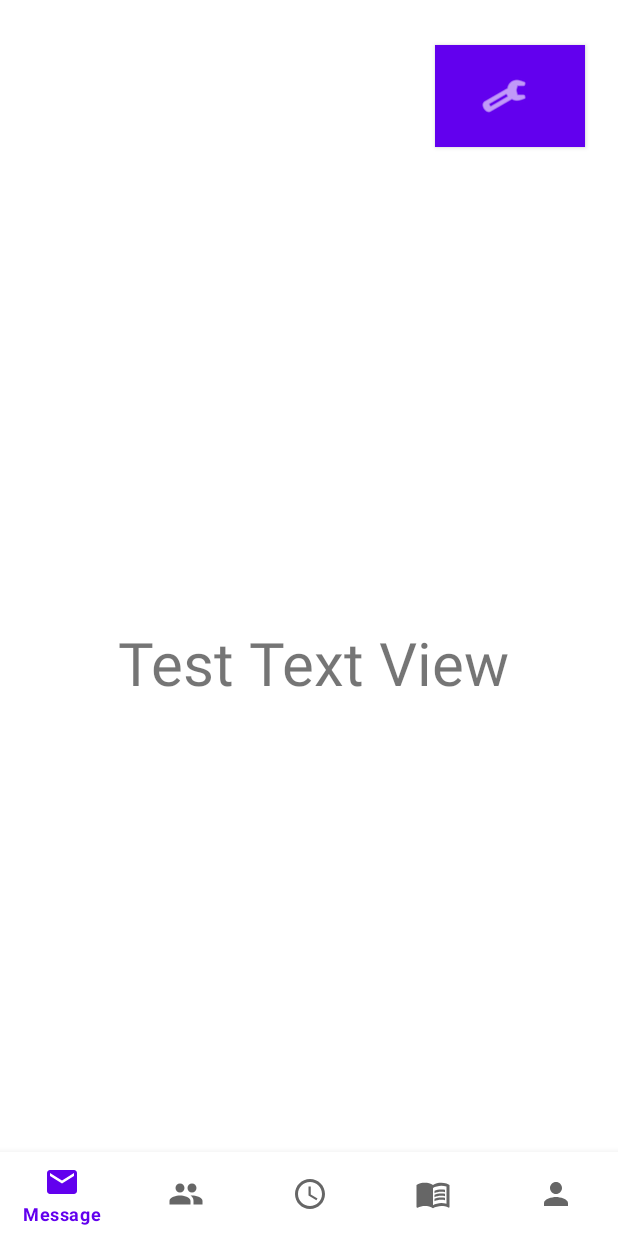
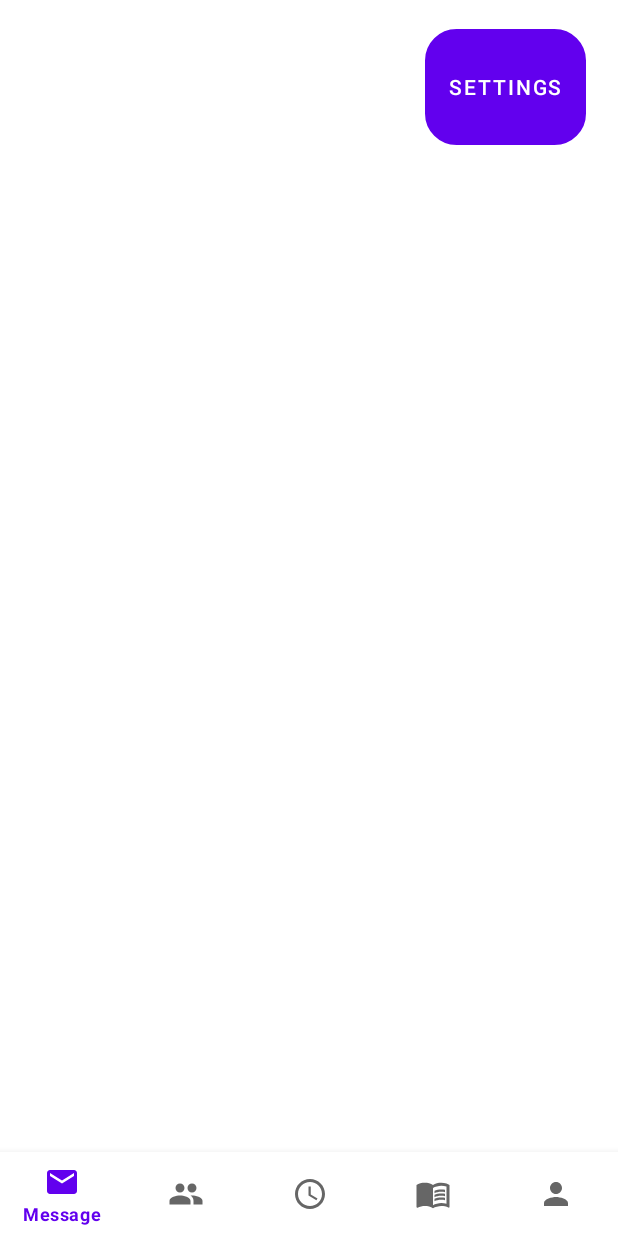
Before and after one commit to trelans/UnionApp, an Android app: the screen it shows after launch (MainActivity), on a phone screen of 412 x 824 dp. Run offline under Robolectric (Android 15) with nearby library versions, the phone set to English and light mode, and no system bars; our stand-ins replace Firebase (no records; nobody signed in at launch, a user with empty details on screens opened directly).

Commit message:
Pop Up Menu değiştirildi // button style eklendi

```diff
--- a/app/src/main/java/com/union/unionapp/MainActivity.java
+++ b/app/src/main/java/com/union/unionapp/MainActivity.java
@@ -4,6 +4,7 @@ import androidx.annotation.NonNull;
 import androidx.appcompat.app.AppCompatActivity;
 import androidx.fragment.app.Fragment;
 
+import android.app.Dialog;
 import android.content.Intent;
 import android.os.Bundle;
 import android.util.Log;
@@ -28,6 +29,8 @@ public class MainActivity extends AppCompatActivity {
     Button button;
     Button showSettingsButton;
     TextView selectedOptionTextView;
+    Dialog myDialog;
+
 
     @Override
     protected void onCreate(Bundle savedInstanceState) {
@@ -37,6 +40,13 @@ public class MainActivity extends AppCompatActivity {
         BottomNavigationView bottomNav = findViewById(R.id.bottom_navigation);
         bottomNav.setOnNavigationItemSelectedListener(navListener);
 
+        myDialog = new Dialog(this);
+
+
+
+
+
+        /*
         //init UI view
         showSettingsButton = findViewById(R.id.showSettingsButton);
         selectedOptionTextView = findViewById(R.id.selectedOptionTextView);
@@ -121,6 +131,20 @@ public class MainActivity extends AppCompatActivity {
 */
     }
 
+    public void showPopup (View view) {
+
+        myDialog.setContentView(R.layout.custom_popup);
+        myDialog.show();
+    }
+
+
+
+
+
+
+
+
+
     private BottomNavigationView.OnNavigationItemSelectedListener navListener =
             new BottomNavigationView.OnNavigationItemSelectedListener() {
                 @Override
--- /dev/null
+++ b/app/src/main/res/drawable/buttonstyle.xml
@@ -0,0 +1,7 @@
+<?xml version="1.0" encoding="utf-8"?>
+<shape xmlns:android="http://schemas.android.com/apk/res/android">
+    <stroke android:width="2dp" android:color="@color/white" />
+        <corners android:radius="20dp" />
+        <padding android:top="15dp" android:bottom="15dp" android:left="15dp" android:right="15dp"/>
+
+</shape>
--- a/app/src/main/res/layout/activity_main.xml
+++ b/app/src/main/res/layout/activity_main.xml
@@ -16,7 +16,21 @@
             android:layout_width="match_parent"
             android:layout_height="match_parent">
 
-            <!--show pop up menu-->
+            <Button
+                android:id="@+id/showPopUpMenu"
+                android:layout_width="wrap_content"
+                android:layout_height="77dp"
+                android:layout_alignParentTop="true"
+                android:layout_alignParentEnd="true"
+                android:layout_marginTop="19dp"
+                android:layout_marginEnd="21dp"
+                android:background="@drawable/buttonstyle"
+                android:onClick="showPopup"
+                android:text="settings" />
+
+
+            <!-- pop up menu
+
 
             <TextView
                 android:id="@+id/selectedOptionTextView"
@@ -42,6 +56,7 @@
                 android:background="#FAECEC"
                 app:icon="@android:drawable/ic_menu_manage"
                 app:iconGravity="textStart" />
+            -->
         </RelativeLayout>
 
     </FrameLayout>
```
Also changed, not shown: app/src/main/res/drawable/ic_baseline_add_a_photo_24.xml (added, +10 -0 lines), app/src/main/res/layout/custom_popup.xml (added, +47 -0 lines).
